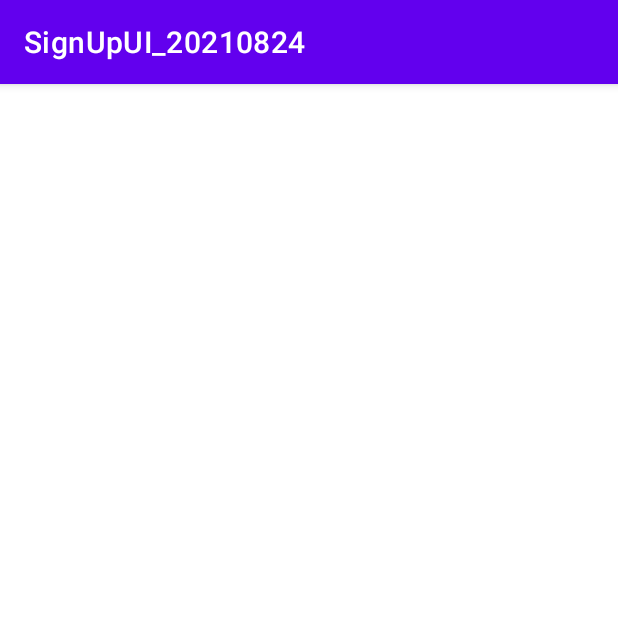
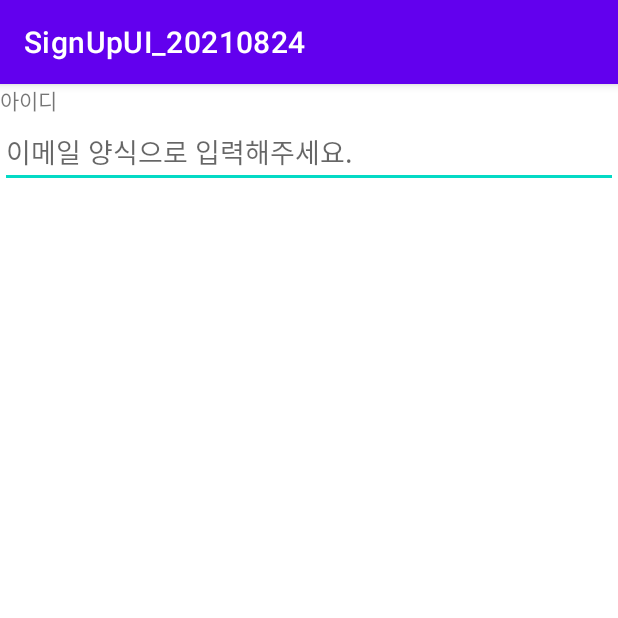
Before and after one commit to cho881020/SignUpUI_20210824, an Android app: the screen it shows after launch (MainActivity), on a phone screen of 412 x 824 dp, the top half of it. Run offline under Robolectric (Android 15) with nearby library versions, the phone set to English and light mode, and no system bars.

Commit message:
아이디 입력칸 UI 추가

```diff
--- a/app/src/main/res/layout/activity_main.xml
+++ b/app/src/main/res/layout/activity_main.xml
@@ -7,6 +7,16 @@
     android:orientation="vertical"
     tools:context=".MainActivity">
 
+    <TextView
+        android:layout_width="wrap_content"
+        android:layout_height="wrap_content"
+        android:text="아이디" />
+
+    <EditText
+        android:layout_width="match_parent"
+        android:layout_height="wrap_content"
+        android:inputType="textEmailAddress"
+        android:hint="이메일 양식으로 입력해주세요."/>
 
 
 </LinearLayout>
```
